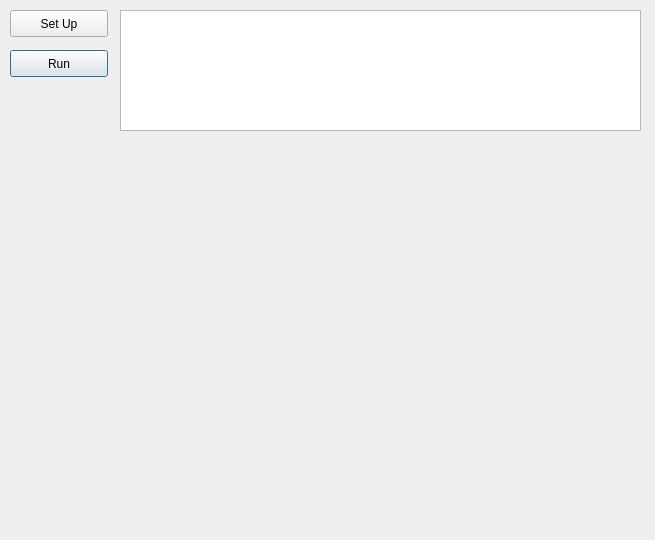
Before: the Qt Designer form pylatt/gui/_search_output.ui in marktoakley/PyLatt, drawn with Qt 5.
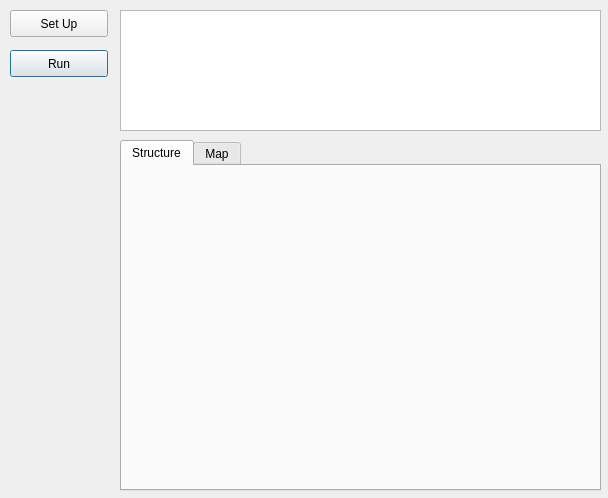
After: the same form once the commit is applied. Custom widgets are drawn as their Qt base class.

Commit message: Added contact map plots to GUI.

What changed in the file:
```diff
--- a/pylatt/gui/_search_output.ui
+++ b/pylatt/gui/_search_output.ui
@@ -6,8 +6,8 @@
    <rect>
     <x>0</x>
     <y>0</y>
-    <width>655</width>
-    <height>540</height>
+    <width>608</width>
+    <height>498</height>
    </rect>
   </property>
   <property name="sizePolicy">
@@ -40,21 +40,11 @@
     <rect>
      <x>120</x>
      <y>10</y>
-     <width>521</width>
+     <width>481</width>
      <height>121</height>
     </rect>
    </property>
   </widget>
-  <widget class="matplotlibWidget" name="widget" native="true">
-   <property name="geometry">
-    <rect>
-     <x>120</x>
-     <y>140</y>
-     <width>521</width>
-     <height>391</height>
-    </rect>
-   </property>
-  </widget>
   <widget class="QPushButton" name="button_set_up">
    <property name="geometry">
     <rect>
@@ -68,6 +58,49 @@
     <string>Set Up</string>
    </property>
   </widget>
+  <widget class="QTabWidget" name="tabWidget">
+   <property name="geometry">
+    <rect>
+     <x>120</x>
+     <y>140</y>
+     <width>481</width>
+     <height>351</height>
+    </rect>
+   </property>
+   <property name="currentIndex">
+    <number>0</number>
+   </property>
+   <widget class="QWidget" name="tab1">
+    <attribute name="title">
+     <string>Structure</string>
+    </attribute>
+    <widget class="matplotlibWidget" name="widget" native="true">
+     <property name="geometry">
+      <rect>
+       <x>10</x>
+       <y>10</y>
+       <width>461</width>
+       <height>301</height>
+      </rect>
+     </property>
+    </widget>
+   </widget>
+   <widget class="QWidget" name="tab2">
+    <attribute name="title">
+     <string>Map</string>
+    </attribute>
+    <widget class="matplotlibWidget" name="widget_2" native="true">
+     <property name="geometry">
+      <rect>
+       <x>10</x>
+       <y>10</y>
+       <width>451</width>
+       <height>301</height>
+      </rect>
+     </property>
+    </widget>
+   </widget>
+  </widget>
  </widget>
  <customwidgets>
   <customwidget>
```
The commit also changes 2 other files.
